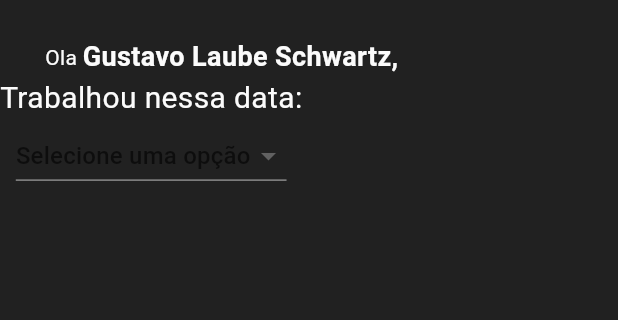
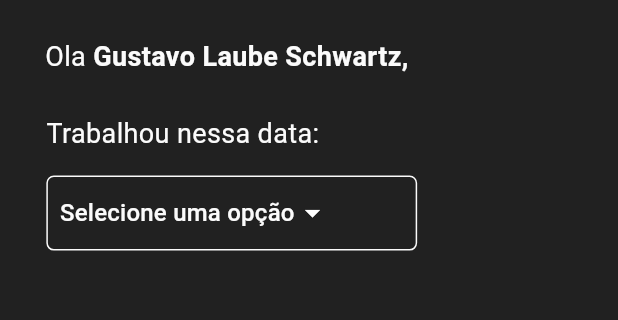
Before and after one commit to Baiokis/rhvix, a Flutter app: the PontoScreen screen opened by its route, on a phone screen of 412 x 824 dp, the part 112-432 px from its top. Run offline on Flutter 3.47's test engine with Material 3 defaults, Android fonts, the phone set to English and light mode, and no system bars; our stand-ins replace flutter_svg.

Commit message:
Feat(ponto): Creating the ponto default

```diff
--- a/lib/controllers/global_variables.dart
+++ b/lib/controllers/global_variables.dart
@@ -3,6 +3,7 @@ const String logo = 'images/logo.svg';
 const String man = 'images/man.svg';
 const String notify = 'images/notify.svg';
 const String notification = 'images/notify_present.svg';
+const String calendar = 'images/calendar.svg';
 const String woman = 'images/woman.svg';
 const user = "Gustavo Laube Schwartz";
 const int nao_preenchidos = 21;
--- a/lib/main.dart
+++ b/lib/main.dart
@@ -4,10 +4,10 @@ import 'screens/home.dart';
 import 'screens/ponto.dart';
 
 void main() {
-  runApp(MyApp());
+  runApp(RhVix());
 }
 
-class MyApp extends StatelessWidget {
+class RhVix extends StatelessWidget {
   @override
   Widget build(BuildContext context) {
     return MaterialApp(
@@ -16,7 +16,7 @@ class MyApp extends StatelessWidget {
         primarySwatch: Colors.blue,
         visualDensity: VisualDensity.adaptivePlatformDensity,
       ),
-      initialRoute: '/ponto',
+      initialRoute: '/login',
       routes: {
         '/': (context) => HomeScreen(),
         '/login': (context) => LoginScreen(),
--- a/lib/widgets/ponto.dart
+++ b/lib/widgets/ponto.dart
@@ -14,24 +14,37 @@ class _PontoState extends State<Ponto> {
 
   @override
   Widget build(BuildContext context) {
-    return Container(
+    return Padding(padding: EdgeInsets.symmetric(horizontal: 30, vertical: 25),
+    child:  Container(
+      width: MediaQuery.of(context).size.width * 0.85,
       child: Column(
-        children: [
-          Row(
-            mainAxisAlignment: MainAxisAlignment.start,
-            children: [
-              Column(
+        crossAxisAlignment: CrossAxisAlignment.start,
         children: [
           Text(
             'Trabalhou nessa data:',
             style: TextStyle(
               color: Color(0xffFBFBFB),
-                      fontSize: 20,
+              fontSize: 18,
             ),
           ),
-                  DropdownButton<String>(
+          SizedBox(height: 15),
+          Container(
+            width: MediaQuery.of(context).size.width * 0.60,
+            height: 50.0,
+            decoration: BoxDecoration(
+              border: Border.all(color: Color(0xffFBFBFB), width: 1.0),
+              borderRadius: BorderRadius.circular(5.0),
+            ),
+            child: DropdownButton<String>(
+              dropdownColor: Color(0xFF212121),
               value: _selectedOption,
-                    hint: Text('Selecione uma opção'),
+              hint: Padding(
+                padding: EdgeInsets.only(left: 8.0),
+                child: Text(
+                  'Selecione uma opção',
+                  style: TextStyle(color: Color(0xffFBFBFB)),
+                ),
+              ),
               onChanged: (String? newValue) {
                 setState(() {
                   _selectedOption = newValue;
@@ -40,16 +53,28 @@ class _PontoState extends State<Ponto> {
               items: _options.map<DropdownMenuItem<String>>((String value) {
                 return DropdownMenuItem<String>(
                   value: value,
-                        child: Text(value),
+                  child: Padding(
+                    padding: EdgeInsets.only(left: 8.0),
+                    child: Text(
+                      value,
+                      style: TextStyle(color: Colors.white),
+                    ),
+                  ),
                 );
               }).toList(),
+              underline: Container(),
+              icon: Padding(
+                padding: EdgeInsets.only(right: 8.0),
+                child: Icon(
+                  Icons.arrow_drop_down,
+                  color: Colors.white,
                 ),
+              ),
+            ),
+          )
         ],
       ),
-            ],
-          ),
-        ],
-      ),
+    )
     );
   }
 }
--- a/lib/widgets/top_bar.dart
+++ b/lib/widgets/top_bar.dart
@@ -36,7 +36,7 @@ class HeaderRow extends StatelessWidget {
           child: Row(
             children: [
               Text('Ola ',
-                  style: TextStyle(fontSize: 14, color: Color(0xffFBFBFB))),
+                  style: TextStyle(fontSize: 18, color: Color(0xffFBFBFB))),
               Text(user + ',',
                   style: TextStyle(
                       fontWeight: FontWeight.bold,
--- a/pubspec.yaml
+++ b/pubspec.yaml
@@ -26,6 +26,7 @@ flutter:
     - images/logo.svg
     - images/notify.svg
     - images/point.svg
+    - images/calendar.svg
     - images/man.svg
     - images/woman.svg
     - images/notify_present.svg
```
Also changed, not shown: images/calendar.svg (added). Lines whose indentation alone changed are shown as unchanged.
